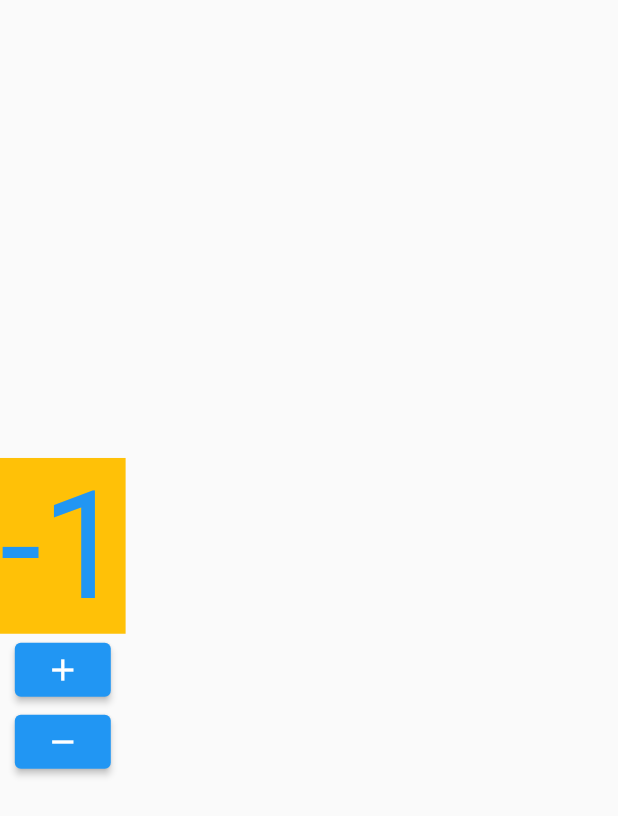
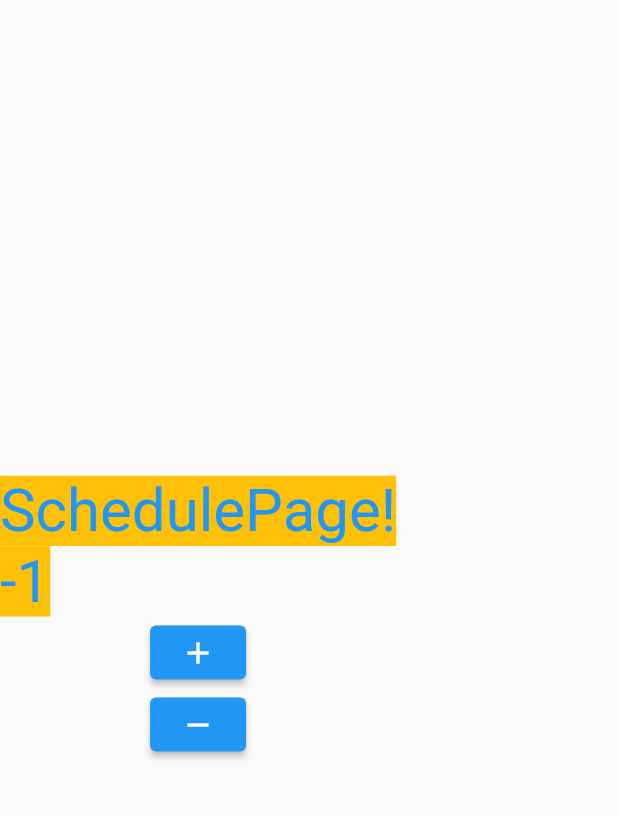
Before and after one commit to rooky0509/ontime, a Flutter app: the SchedulePage screen opened directly, after a tap on the "remove" icon, on a phone screen of 412 x 824 dp. Shown: the top 816 px of the screen. Run offline on Flutter 3.47's test engine with Material 2 defaults, Android fonts, the light colour scheme and no system bars; our stand-ins replace shared_preferences; accounts and stored records are empty.

Commit message:
=>  화면전환시에러 고치기 / 저장방법찾기

```diff
--- a/lib/pages/schedule.dart
+++ b/lib/pages/schedule.dart
@@ -1,5 +1,6 @@
 import 'package:flutter/material.dart';
 import 'package:provider/provider.dart';
+import 'package:shared_preferences/shared_preferences.dart';
 
 class Schedule {
   ScheduleProvider provider = ScheduleProvider();
@@ -15,13 +16,14 @@ class SchedulePage extends StatelessWidget {
   */
   @override
   Widget build(BuildContext context) {
-    return Column(
+    return Scaffold(
+      body: Column(
         mainAxisAlignment: MainAxisAlignment.center,
         children: [
           Text(
-          context.select((ScheduleProvider value) => value.count).toString(), // count를 화면에 출력
+            "SchedulePage!\n${context.select((ScheduleProvider value) => value.count).toString()}", // count를 화면에 출력
             style: TextStyle(
-            fontSize: 100.0,
+              fontSize: 40.0,
               backgroundColor: Colors.amber,
               color: Colors.blue,
             ),
@@ -42,6 +44,7 @@ class SchedulePage extends StatelessWidget {
             child: Icon(Icons.remove)
           )
         ],
+      ),
     );
   }
 }
@@ -70,7 +73,25 @@ class ScheduleWidget extends StatelessWidget {
             context.read<ScheduleProvider>().remove();
           },
           child: Icon(Icons.remove)
-        )
+        ),
+        SizedBox(
+          width: 40,
+        ),/*
+        ElevatedButton(
+          onPressed: () {
+            context.read<ScheduleProvider>().save();
+          },
+          child: Icon(Icons.save)
+        ),
+        SizedBox(
+          width: 40,
+        ),
+        ElevatedButton(
+          onPressed: () {
+            context.read<ScheduleProvider>().get();
+          },
+          child: Icon(Icons.get_app)
+        ), */
       ],
     );
   }
@@ -89,15 +110,18 @@ class ScheduleProvider with ChangeNotifier {
     _count--;
     notifyListeners();
   }
-
-  void save() { // →Shared
-    _count--;
-    notifyListeners();
+/*
+  void save() async{ // →Shared
+    final prefs = await SharedPreferences.getInstance();
+    prefs.setInt('counter', _count);
+    print("setInt!!@");
   }
 
-  void get() {  // ←Shared
-    _count--;
+  void get() async{  // ←Shared
+    final prefs = await SharedPreferences.getInstance();
+    _count = prefs.getInt('counter') ?? 0;
     notifyListeners();
-  }
+    print("getInt!!@");
+  } */
 }
 //Navigator.pop(context);
--- a/lib/widgets/mainCell.dart
+++ b/lib/widgets/mainCell.dart
@@ -30,7 +30,7 @@ class mainCell extends StatelessWidget {
 
   @override
   Widget build(BuildContext context) {
-    double width = MediaQuery.of(context).size.width;
+    double pageWidth = MediaQuery.of(context).size.width* pageController.viewportFraction;//MediaQuery.of(context).size.width;
     double boxRadius = 100.0;
     MaterialColor color = cols[index%cols.length];
 
@@ -42,7 +42,7 @@ class mainCell extends StatelessWidget {
         animation: pageController,
         builder: (context, child) {
           double value = 0;
-          if (pageController.position.haveDimensions) value = pageController.offset/width - index;//_pageController.page! - index;
+          if (pageController.position.haveDimensions) value = pageController.offset/pageWidth - index;//_pageController.page! - index;
           return Transform(
             transform: Matrix4.identity()..setEntry(3, 2, 0.002)..rotateY(-value),
             alignment: Alignment.center,
--- a/pubspec.yaml
+++ b/pubspec.yaml
@@ -37,6 +37,7 @@ dependencies:
   provider: ^6.0.2
   flutter_staggered_grid_view: ^0.6.1
   loop_page_view: ^1.1.1
+  shared_preferences: ^2.0.13
 
 dev_dependencies:
   flutter_test:
```
Also changed, not shown: lib/pages/selfcheck.dart (+32 -9 lines), pubspec.lock. Lines whose indentation alone changed are shown as unchanged.
